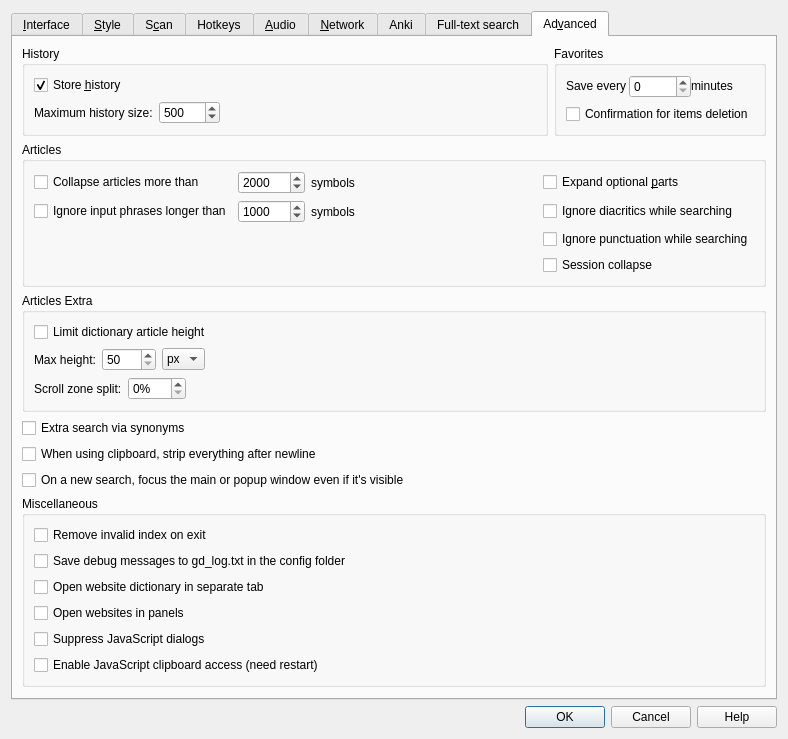
wuyun-1921/goldendict-ng, file src/ui/preferences.ui: the form before one commit.
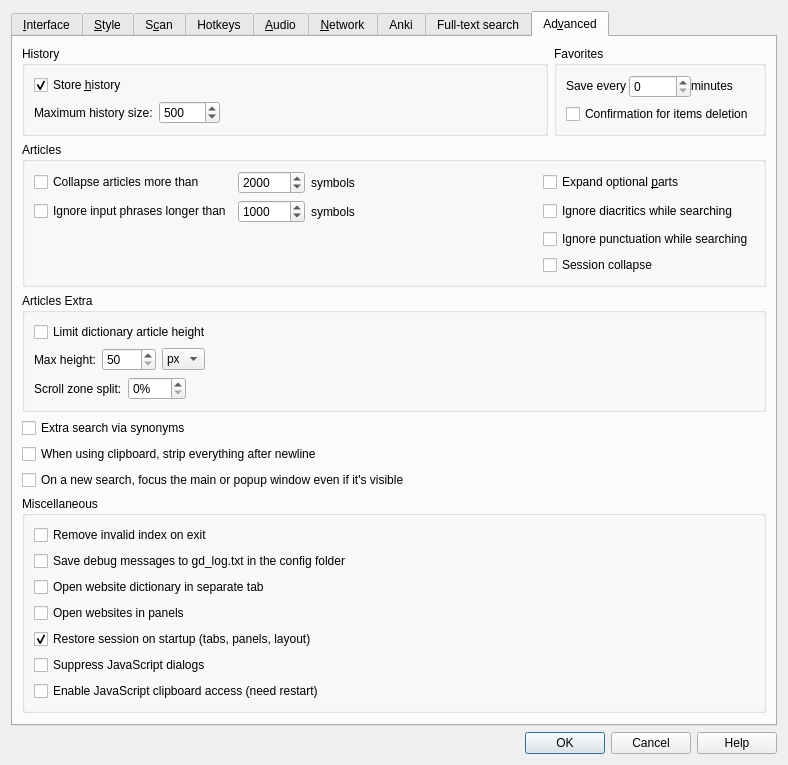
The form after the commit. The open tabs and pages were chosen to show the change. Icons and pictures are not drawn.

Commit message: feat: multi-panel — side-by-side dictionary panels with session save/restore

```diff
--- a/src/ui/preferences.ui
+++ b/src/ui/preferences.ui
@@ -2011,6 +2011,16 @@
             </property>
            </widget>
           </item>
+          <item>
+           <widget class="QCheckBox" name="saveSession">
+            <property name="text">
+             <string>Restore session on startup (tabs, panels, layout)</string>
+            </property>
+            <property name="checked">
+             <bool>true</bool>
+            </property>
+           </widget>
+          </item>
           <item>
            <widget class="QCheckBox" name="suppressWebDialogs">
             <property name="toolTip">
```
The commit also changes 9 other files.
